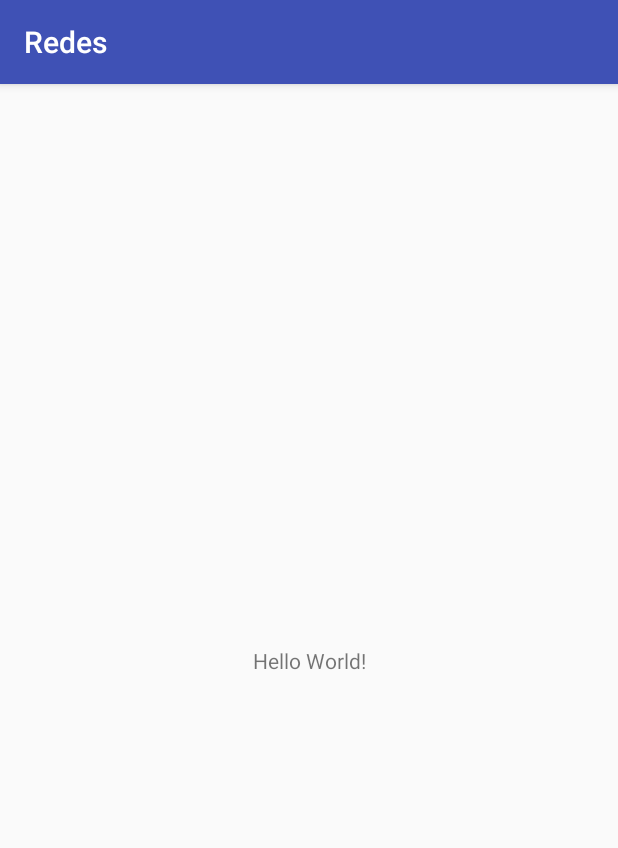
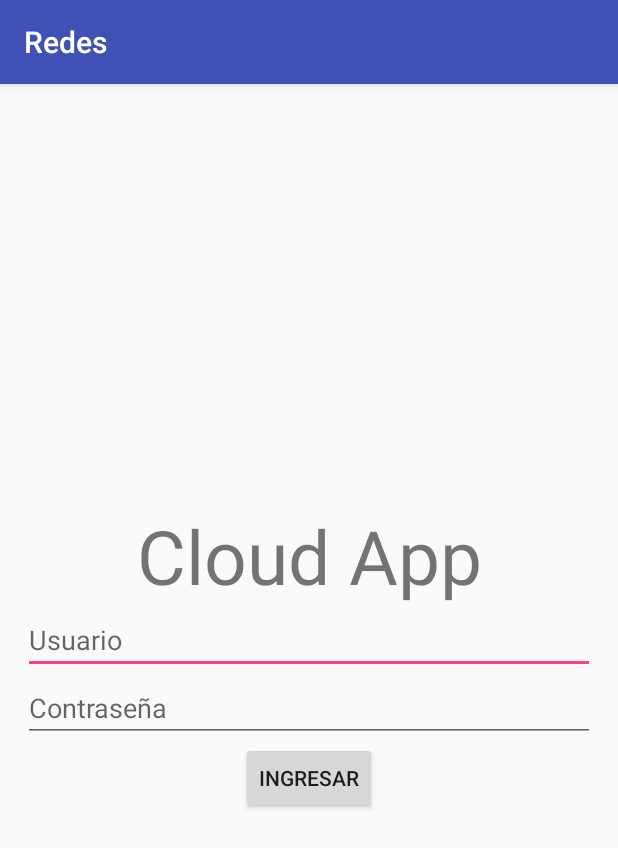
Before and after one commit to gguatibonza08/Redes, an Android app: the screen it shows after launch (MainActivity), on a phone screen of 412 x 824 dp. Shown: the top 848 px of the screen. Run offline under Robolectric (Android 15) with nearby library versions, the phone set to English and light mode, and no system bars.

Commit message:
Add material design, y creación de la interfaz de login y home

```diff
--- a/app/build.gradle
+++ b/app/build.gradle
@@ -22,7 +22,9 @@ dependencies {
     implementation fileTree(dir: 'libs', include: ['*.jar'])
     implementation 'com.android.support:appcompat-v7:26.1.0'
     implementation 'com.android.support.constraint:constraint-layout:1.0.2'
+    implementation 'com.android.support:design:26.1.0'
     testImplementation 'junit:junit:4.12'
+    implementation 'com.android.support:design:26.1.0'
     androidTestImplementation 'com.android.support.test:runner:1.0.1'
     androidTestImplementation 'com.android.support.test.espresso:espresso-core:3.0.1'
 }
--- a/app/src/main/AndroidManifest.xml
+++ b/app/src/main/AndroidManifest.xml
@@ -16,6 +16,9 @@
                 <category android:name="android.intent.category.LAUNCHER" />
             </intent-filter>
         </activity>
+        <activity
+            android:name=".Home"
+            android:label="@string/title_activity_home"></activity>
     </application>
 
 </manifest>
--- a/app/src/main/res/layout/activity_main.xml
+++ b/app/src/main/res/layout/activity_main.xml
@@ -1,18 +1,39 @@
 <?xml version="1.0" encoding="utf-8"?>
-<android.support.constraint.ConstraintLayout xmlns:android="http://schemas.android.com/apk/res/android"
+<LinearLayout xmlns:android="http://schemas.android.com/apk/res/android"
     xmlns:app="http://schemas.android.com/apk/res-auto"
     xmlns:tools="http://schemas.android.com/tools"
     android:layout_width="match_parent"
     android:layout_height="match_parent"
+    android:orientation="vertical"
+    android:padding="15dp"
+    android:gravity="center"
     tools:context="co.com.gguatibonza.redes.MainActivity">
 
     <TextView
+        android:textSize="50sp"
+        android:textAlignment="center"
+        android:text="Cloud App"
+        android:layout_width="match_parent"
+        android:layout_height="wrap_content" />
+
+
+    <EditText
+        android:id="@+id/loginUsuario"
+        android:hint="Usuario"
+        android:layout_width="match_parent"
+        android:layout_height="wrap_content" />
+
+    <EditText
+        android:id="@+id/loginContrasena"
+        android:hint="Contraseña"
+        android:layout_width="match_parent"
+        android:layout_height="wrap_content" />
+
+    <Button
+        android:text="Ingresar"
+        android:id="@+id/loginIngresar"
         android:layout_width="wrap_content"
-        android:layout_height="wrap_content"
-        android:text="Hello World!"
-        app:layout_constraintBottom_toBottomOf="parent"
-        app:layout_constraintLeft_toLeftOf="parent"
-        app:layout_constraintRight_toRightOf="parent"
-        app:layout_constraintTop_toTopOf="parent" />
+        android:layout_height="wrap_content" />
 
-</android.support.constraint.ConstraintLayout>
+
+</LinearLayout>
--- /dev/null
+++ b/app/src/main/res/values/dimens.xml
@@ -0,0 +1,5 @@
+<resources>
+    <!-- Default screen margins, per the Android Design guidelines. -->
+    <dimen name="activity_horizontal_margin">16dp</dimen>
+    <dimen name="activity_vertical_margin">16dp</dimen>
+</resources>
--- a/app/src/main/res/values/strings.xml
+++ b/app/src/main/res/values/strings.xml
@@ -1,3 +1,7 @@
 <resources>
     <string name="app_name">Redes</string>
+    <string name="title_activity_home">Home</string>
+    <string name="title_home">Home</string>
+    <string name="title_dashboard">Dashboard</string>
+    <string name="title_notifications">Notifications</string>
 </resources>
```
Also changed, not shown: app/src/main/java/co/com/gguatibonza/redes/Home.java (added, +44 -0 lines), app/src/main/res/drawable/ic_dashboard_black_24dp.xml (added, +9 -0 lines), app/src/main/res/drawable/ic_home_black_24dp.xml (added, +9 -0 lines), app/src/main/res/drawable/ic_notifications_black_24dp.xml (added, +9 -0 lines), app/src/main/res/layout/activity_home.xml (added, +33 -0 lines), app/src/main/res/menu/navigation.xml (added, +19 -0 lines).
